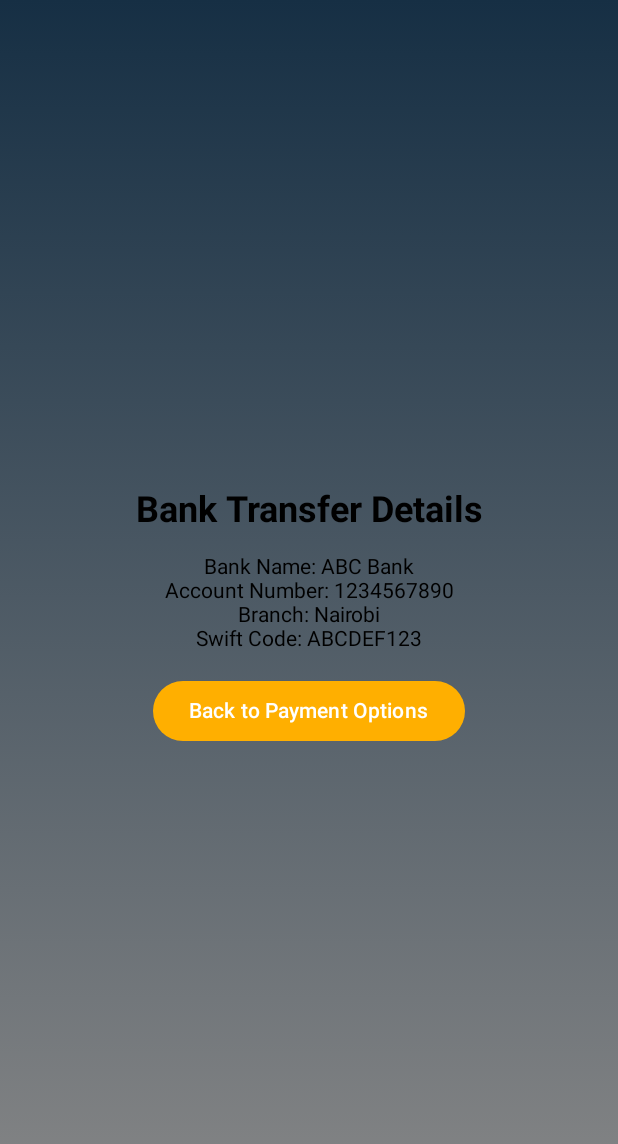
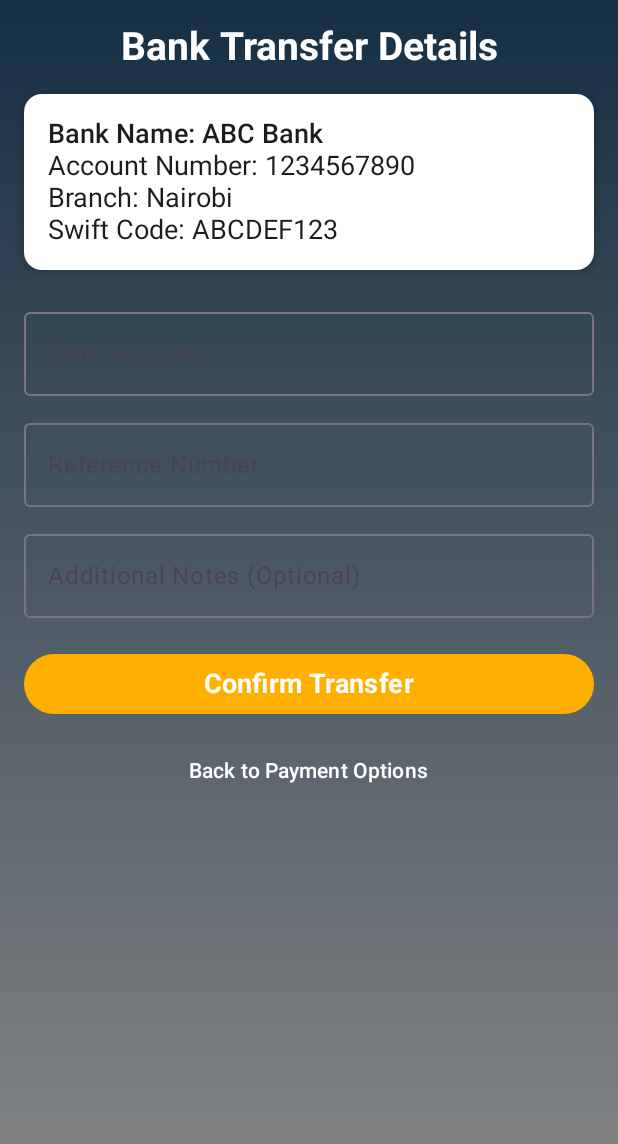
Before and after one commit to chegeMP/Imports_by_Wam, an Android app built with Jetpack Compose: the BankTransferScreen screen opened through its navigation route, on a phone screen of 412 x 824 dp. Shown: the top 1144 px of the screen. Run offline under Robolectric (Android 15) with nearby library versions, the phone set to English and light mode, and no system bars.

Commit message:
Removed Mpesa payment method

```diff
--- a/app/src/main/java/com/example/happybirthday/MainActivity.kt
+++ b/app/src/main/java/com/example/happybirthday/MainActivity.kt
@@ -94,6 +94,8 @@ import coil.compose.rememberImagePainter
 import android.net.Uri
 import androidx.activity.compose.rememberLauncherForActivityResult
 import androidx.activity.result.contract.ActivityResultContracts
+import androidx.compose.material.icons.filled.AddCircle
+import androidx.compose.material3.AlertDialog
 import androidx.navigation.NavController
 import androidx.navigation.NavType
 import androidx.navigation.compose.NavHost
@@ -142,12 +144,11 @@ fun MyAppNavigation() {
                 navController = navController
             )
         }
-        composable("banktransfer") { BankTransferScreen(navController) } // Added Bank Transfer Screen
+        composable("banktransfer") { BankTransferScreen(navController) }
         composable("aboutus") { AboutUsScreen(navController) }
         composable("profile") { ProfileScreen(navController) }
         composable("contactus") { ContactUsScreen(navController) }
         composable("reviews") { ReviewsScreen() }
-        composable("stkpush") { STKPushPage() }
         composable("visapayment") { VisaPaymentPage(navController) }
         composable("mastercardpayment") { MastercardPaymentPage(navController) }
         composable("signoutconfirmation") {
@@ -170,6 +171,7 @@ fun MyAppNavigation() {
         composable("confirmation") { ConfirmationPage(navController) }
     }
 }
+
 
 @Composable
 fun TeazerPage(navController: NavController) {
@@ -746,11 +748,6 @@ fun PaymentOptionsScreen(
                 verticalArrangement = Arrangement.spacedBy(16.dp)
             ) {
                 PaymentOptionButton(
-                    name = "Mpesa",
-                    logoResId = R.drawable.mpesa_logo,
-                    onClick = { navController.navigate("stkpush") }
-                )
-                PaymentOptionButton(
                     name = "VISA",
                     logoResId = R.drawable.visa_logo,
                     onClick = { navController.navigate("visapayment") }
@@ -767,14 +764,14 @@ fun PaymentOptionsScreen(
                 )
                 PaymentOptionButton(
                     name = "Bank Transfer",
-                    logoResId = R.drawable.bank_transfer, // Add bank transfer logo
+                    logoResId = R.drawable.bank_transfer, // Bank transfer logo
                     onClick = { navController.navigate("banktransfer") }
                 )
-
-            }
-        }
-    }
-}
+            }
+        }
+    }
+}
+
 
 @Composable
 fun PaymentOptionButton(
@@ -1249,70 +1246,7 @@ fun CarDetailScreen(
         }
     }
 }
-@Composable
-fun STKPushPage(onSendClick: () -> Unit = {}) {
-    var pin by remember { mutableStateOf("") }
-
-    Box(
-        modifier = Modifier
-            .fillMaxSize()
-            .background(brush = Brush.verticalGradient(
-                colors = listOf(Color(0xFF162F44), Color.Gray),
-                tileMode = TileMode.Clamp,
-            )),
-        contentAlignment = Alignment.Center
-    ) {
-        Card(
-            shape = RoundedCornerShape(16.dp),
-            colors = CardDefaults.cardColors(containerColor = Color.White),
-            modifier = Modifier
-                .fillMaxWidth(0.9f)
-                .padding(16.dp)
-        ) {
-            Column(
-                horizontalAlignment = Alignment.CenterHorizontally,
-                modifier = Modifier.padding(16.dp)
-            ) {
-                Text(
-                    text ="Do you wish to pay  Ksh 4,746,377 to Wamunyoro Importers Limited? A transaction charge of Ksh 1500 will be applied. "
-                )
-                Spacer(modifier = Modifier.height(16.dp))
-                Text(
-                    text = "Enter M-Pesa PIN",
-                    color = Color.Black
-                )
-                OutlinedTextField(
-                    value = pin,
-                    onValueChange = { pin = it },
-                    label = { Text("PIN") },
-                    visualTransformation = PasswordVisualTransformation(),
-                    modifier = Modifier.fillMaxWidth(),
-
-
-                )
-                Spacer(modifier = Modifier.height(16.dp))
-                Row {
-                    Button(onClick = { /* Cancel Action */ }) {
-                        Text(text = "Cancel")
-                    }
-                    Spacer(modifier = Modifier.width(16.dp))
-                    Button(
-                        onClick = onSendClick,
-                        colors = ButtonDefaults.buttonColors(containerColor = Color(0xFFFFAF00))
-                    ) {
-                        Text(text = "Send", color = Color.Black)
-                    }
-                }
-            }
-        }
-    }
-}
-
-@Preview(showBackground = true)
-@Composable
-fun PreviewSTKPushPage() {
-    STKPushPage()
-}
+
 
 @OptIn(ExperimentalMaterial3Api::class)
 
@@ -2402,7 +2336,7 @@ fun EditProfileScreen(navController: NavController) {
             horizontalAlignment = Alignment.CenterHorizontally,
             modifier = Modifier.fillMaxSize()
         ) {
-            // Back Arrow (Now properly aligned to the left)
+            // Back Arrow and Title
             Row(
                 verticalAlignment = Alignment.CenterVertically,
                 modifier = Modifier
@@ -2427,17 +2361,21 @@ fun EditProfileScreen(navController: NavController) {
                     color = Color(0xFFFFA500),
                     fontSize = 28.sp,
                     fontWeight = FontWeight.Bold,
-                    textAlign = TextAlign.Center, // Centers text
-                    modifier = Modifier
-                        .fillMaxWidth() // Makes the text take full width
-                        .padding(top = 16.dp) // Optional padding for better positioning
-                )
-
-            }
-
-            Spacer(modifier = Modifier.height(16.dp))
-
-            // Profile Image Selection
+                    textAlign = TextAlign.Center,
+                    modifier = Modifier
+                        .fillMaxWidth()
+                        .padding(top = 16.dp)
+                )
+            }
+
+            Spacer(modifier = Modifier.height(16.dp))
+
+            // Profile Image with Add Photo Icon Outside
+            Box(
+                contentAlignment = Alignment.BottomEnd,
+                modifier = Modifier
+                    .size(130.dp) // Slightly larger to accommodate the icon
+            ) {
                 Box(
                     modifier = Modifier
                         .size(120.dp)
@@ -2463,14 +2401,24 @@ fun EditProfileScreen(navController: NavController) {
                                 .clip(CircleShape)
                         )
                     }
-
-                Image(
-                    painter = painterResource(id = R.drawable.add_photos),
+                }
+
+                // Add Photo Icon placed slightly outside the profile image
+                IconButton(
+                    onClick = { launcher.launch("image/*") },
+                    modifier = Modifier
+                        .size(36.dp)
+                        .clip(CircleShape)
+                        .background(Color(0xFFFFA500))
+                        .border(2.dp, Color.White, CircleShape)
+                ) {
+                    Icon(
+                        imageVector = Icons.Default.AddCircle,
                         contentDescription = "Change Profile Photo",
-                    modifier = Modifier
-                        .size(50.dp)
-                        .align(Alignment.BottomEnd)
-                )
+                        tint = Color.White,
+                        modifier = Modifier.size(20.dp)
+                    )
+                }
             }
 
             Spacer(modifier = Modifier.height(8.dp))
@@ -2494,7 +2442,6 @@ fun EditProfileScreen(navController: NavController) {
                 unfocusedTextColor = Color.White
             )
 
-
             OutlinedTextField(
                 value = "First Name",
                 onValueChange = {},
@@ -2565,6 +2512,32 @@ fun EditProfileScreen(navController: NavController) {
         }
     }
 }
+
+
+@Composable
+fun ProfileTextField(label: String, value: String, onValueChange: (String) -> Unit) {
+    OutlinedTextField(
+        value = value,
+        onValueChange = onValueChange,
+        label = { Text(label, color = Color.White) },
+        colors = TextFieldDefaults.colors(
+            focusedIndicatorColor = Color(0xFFFFA500),
+            unfocusedIndicatorColor = Color.Gray,
+            focusedContainerColor = Color.Transparent,
+            unfocusedContainerColor = Color.Transparent,
+            cursorColor = Color.White,
+            disabledTextColor = Color.White,
+            focusedTextColor = Color.White,
+            unfocusedTextColor = Color.White
+        ),
+        modifier = Modifier
+            .fillMaxWidth(0.9f)
+            .background(Color.Transparent)
+    )
+
+    Spacer(modifier = Modifier.height(8.dp))
+}
+
 
 
 
@@ -3013,46 +2986,110 @@ fun ChangePasswordScreenPreview() {
 
 @Composable
 fun BankTransferScreen(navController: NavController) {
-Column(modifier = Modifier
+    var amount by remember { mutableStateOf("") }
+    var referenceNumber by remember { mutableStateOf("") }
+    var notes by remember { mutableStateOf("") }
+    var showDialog by remember { mutableStateOf(false) }
+
+    Column(
+        modifier = Modifier
+            .fillMaxSize()
             .background(
                 brush = Brush.verticalGradient(
                     colors = listOf(Color(0xFF162F44), Color.Gray),
                     tileMode = TileMode.Clamp,
                 )
             )
-){
-    Column(
-        modifier = Modifier
-            .fillMaxSize()
-            .padding(16.dp)
-            ,
-        horizontalAlignment = Alignment.CenterHorizontally,
-        verticalArrangement = Arrangement.Center
-
+            .padding(16.dp),
+        horizontalAlignment = Alignment.CenterHorizontally
     ) {
         Text(
             text = "Bank Transfer Details",
-            fontSize = 24.sp,
+            fontSize = 26.sp,
             fontWeight = FontWeight.Bold,
-            color = Color.Black
-        )
-        Spacer(modifier = Modifier.height(16.dp))
-
-        Text(text = "Bank Name: ABC Bank")
-        Text(text = "Account Number: 1234567890")
-        Text(text = "Branch: Nairobi")
-        Text(text = "Swift Code: ABCDEF123")
-        Spacer(modifier = Modifier.height(16.dp))
+            color = Color.White,
+            textAlign = TextAlign.Center
+        )
+        Spacer(modifier = Modifier.height(16.dp))
+
+        Card(
+            modifier = Modifier.fillMaxWidth(),
+            colors = CardDefaults.cardColors(containerColor = Color.White),
+            shape = RoundedCornerShape(12.dp),
+            elevation = CardDefaults.cardElevation(defaultElevation = 4.dp)
+        ) {
+            Column(modifier = Modifier.padding(16.dp)) {
+                Text(text = "Bank Name: ABC Bank", fontSize = 18.sp, fontWeight = FontWeight.Medium)
+                Text(text = "Account Number: 1234567890", fontSize = 18.sp)
+                Text(text = "Branch: Nairobi", fontSize = 18.sp)
+                Text(text = "Swift Code: ABCDEF123", fontSize = 18.sp)
+            }
+        }
+        Spacer(modifier = Modifier.height(20.dp))
+
+        OutlinedTextField(
+            value = amount,
+            onValueChange = { amount = it },
+            label = { Text("Enter Amount") },
+            keyboardOptions = KeyboardOptions.Default.copy(keyboardType = KeyboardType.Number),
+            modifier = Modifier.fillMaxWidth()
+        )
+        Spacer(modifier = Modifier.height(10.dp))
+
+        OutlinedTextField(
+            value = referenceNumber,
+            onValueChange = { referenceNumber = it },
+            label = { Text("Reference Number") },
+            modifier = Modifier.fillMaxWidth()
+        )
+        Spacer(modifier = Modifier.height(10.dp))
+
+        OutlinedTextField(
+            value = notes,
+            onValueChange = { notes = it },
+            label = { Text("Additional Notes (Optional)") },
+            modifier = Modifier.fillMaxWidth()
+        )
+        Spacer(modifier = Modifier.height(20.dp))
 
         Button(
+            onClick = { showDialog = true },
+            colors = ButtonDefaults.buttonColors(containerColor = Color(0xFFFFAF00)),
+            modifier = Modifier.fillMaxWidth()
+        ) {
+            Text("Confirm Transfer", fontSize = 18.sp, fontWeight = FontWeight.Bold)
+        }
+
+        Spacer(modifier = Modifier.height(10.dp))
+
+        TextButton(
             onClick = { navController.popBackStack() },
-            colors = ButtonDefaults.buttonColors(containerColor = Color(0xFFFFAF00))
-        ) {
-            Text("Back to Payment Options")
-        }
-    }
-}
-}
+            modifier = Modifier.fillMaxWidth()
+        ) {
+            Text("Back to Payment Options", color = Color.White)
+        }
+
+        // Confirmation Dialog
+        if (showDialog) {
+            AlertDialog(
+                onDismissRequest = { showDialog = false },
+                confirmButton = {
+                    TextButton(
+                        onClick = {
+                            showDialog = false
+                            navController.popBackStack()
+                        }
+                    ) {
+                        Text("OK")
+                    }
+                },
+                title = { Text("Transfer Initiated") },
+                text = { Text("Please complete the bank transfer using the provided details.") }
+            )
+        }
+    }
+}
+
 
 @Preview( showBackground = true)
 @Composable
```
Lines whose indentation alone changed are shown as unchanged.
